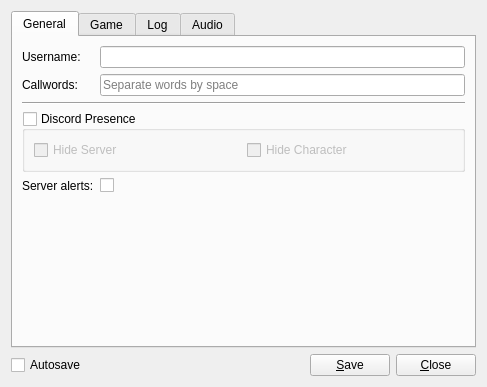
lambdcalculus/AO2-Client, file res/ui/config_panel.ui: the form before one commit.
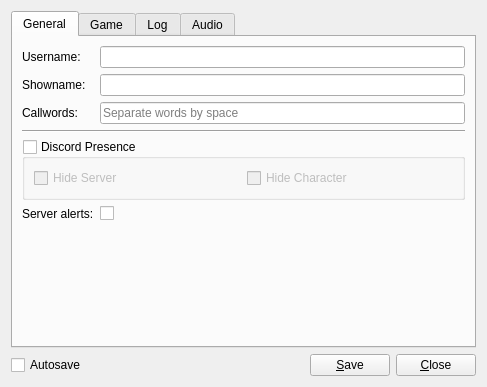
The form after the commit.

Commit message:
Basic showname QOL support
* Added a basic automatic way for shownames to be updated by the user.
* Added new IC showname widget: `ic_chat_name`
NOTE: this will very likely require a server change down the line to natively support this instead of the current workaround.

Patch:
```diff
--- a/res/ui/config_panel.ui
+++ b/res/ui/config_panel.ui
@@ -46,7 +46,7 @@
        <item row="0" column="1">
         <widget class="QLineEdit" name="username"/>
        </item>
-       <item row="1" column="0">
+       <item row="2" column="0">
         <widget class="QLabel" name="callwords_label">
          <property name="text">
           <string>Callwords:</string>
@@ -56,21 +56,21 @@
          </property>
         </widget>
        </item>
-       <item row="1" column="1">
+       <item row="2" column="1">
         <widget class="QLineEdit" name="callwords">
          <property name="placeholderText">
           <string>Separate words by space</string>
          </property>
         </widget>
        </item>
-       <item row="2" column="0" colspan="2">
+       <item row="3" column="0" colspan="2">
         <widget class="Line" name="line_3">
          <property name="orientation">
           <enum>Qt::Horizontal</enum>
          </property>
         </widget>
        </item>
-       <item row="3" column="0" colspan="2">
+       <item row="4" column="0" colspan="2">
         <widget class="QGroupBox" name="discord_presence">
          <property name="sizePolicy">
           <sizepolicy hsizetype="Preferred" vsizetype="Preferred">
@@ -108,7 +108,14 @@
          </layout>
         </widget>
        </item>
-       <item row="4" column="1">
+       <item row="5" column="0">
+        <widget class="QLabel" name="server_alerts_label">
+         <property name="text">
+          <string>Server alerts:</string>
+         </property>
+        </widget>
+       </item>
+       <item row="5" column="1">
         <widget class="QCheckBox" name="server_alerts">
          <property name="sizePolicy">
           <sizepolicy hsizetype="Minimum" vsizetype="Minimum">
@@ -121,13 +128,16 @@
          </property>
         </widget>
        </item>
-       <item row="4" column="0">
-        <widget class="QLabel" name="server_alerts_label">
+       <item row="1" column="0">
+        <widget class="QLabel" name="showname_label">
          <property name="text">
-          <string>Server alerts:</string>
+          <string>Showname:</string>
          </property>
         </widget>
        </item>
+       <item row="1" column="1">
+        <widget class="QLineEdit" name="showname"/>
+       </item>
       </layout>
      </widget>
      <widget class="QWidget" name="tab_2">
```
The commit also changes 7 other files.
